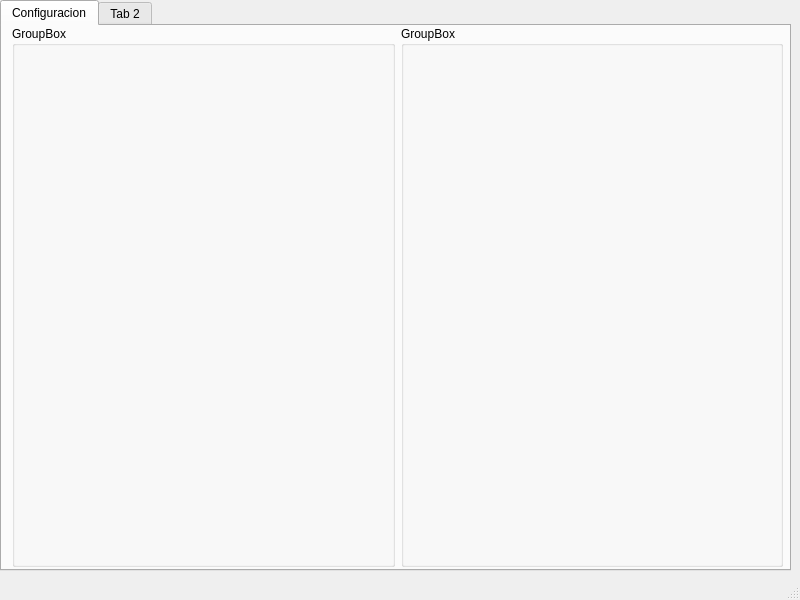
tigre437/interfaz-V0.1, file interfaz/GUI-UI/pruebas-responsive.ui: the form before one commit.
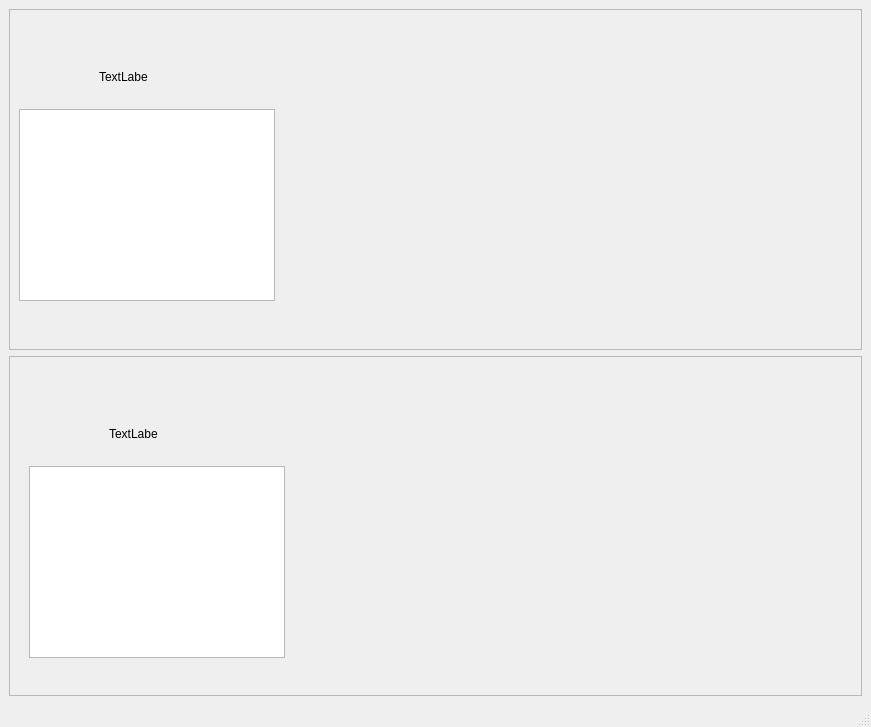
The form after the commit.

Commit message: creo un par de frames en el pruebas responsive y modifico un poco la interfaz

```diff
--- a/interfaz/GUI-UI/pruebas-responsive.ui
+++ b/interfaz/GUI-UI/pruebas-responsive.ui
@@ -6,60 +6,82 @@
    <rect>
     <x>0</x>
     <y>0</y>
-    <width>800</width>
-    <height>600</height>
+    <width>871</width>
+    <height>727</height>
    </rect>
   </property>
   <property name="windowTitle">
    <string>MainWindow</string>
   </property>
   <widget class="QWidget" name="centralwidget">
-   <widget class="QTabWidget" name="tabWidget">
-    <property name="geometry">
-     <rect>
-      <x>0</x>
-      <y>0</y>
-      <width>791</width>
-      <height>571</height>
-     </rect>
-    </property>
-    <widget class="QWidget" name="tab">
-     <attribute name="title">
-      <string>Configuracion</string>
-     </attribute>
-     <widget class="QWidget" name="horizontalLayoutWidget">
+   <layout class="QVBoxLayout" name="verticalLayout">
+    <item>
+     <widget class="QFrame" name="frame_2">
+      <property name="frameShape">
+       <enum>QFrame::StyledPanel</enum>
+      </property>
+      <property name="frameShadow">
+       <enum>QFrame::Raised</enum>
+      </property>
+      <widget class="QTextBrowser" name="textBrowser_2">
       <property name="geometry">
        <rect>
         <x>10</x>
-        <y>0</y>
-        <width>771</width>
-        <height>541</height>
-       </rect>
-      </property>
-      <layout class="QHBoxLayout" name="horizontalLayout">
-       <item>
-        <widget class="QGroupBox" name="groupBox">
-         <property name="title">
-          <string>GroupBox</string>
-         </property>
+         <y>100</y>
+         <width>256</width>
+         <height>192</height>
+        </rect>
+       </property>
+      </widget>
+      <widget class="QLabel" name="label_2">
+       <property name="geometry">
+        <rect>
+         <x>90</x>
+         <y>60</y>
+         <width>49</width>
+         <height>16</height>
+        </rect>
+       </property>
+       <property name="text">
+        <string>TextLabel</string>
+       </property>
+      </widget>
         </widget>
        </item>
        <item>
-        <widget class="QGroupBox" name="groupBox_2">
-         <property name="title">
-          <string>GroupBox</string>
-         </property>
+     <widget class="QFrame" name="frame">
+      <property name="frameShape">
+       <enum>QFrame::StyledPanel</enum>
+      </property>
+      <property name="frameShadow">
+       <enum>QFrame::Raised</enum>
+      </property>
+      <widget class="QLabel" name="label">
+       <property name="geometry">
+        <rect>
+         <x>100</x>
+         <y>70</y>
+         <width>49</width>
+         <height>16</height>
+        </rect>
+       </property>
+       <property name="text">
+        <string>TextLabel</string>
+       </property>
+      </widget>
+      <widget class="QTextBrowser" name="textBrowser">
+       <property name="geometry">
+        <rect>
+         <x>20</x>
+         <y>110</y>
+         <width>256</width>
+         <height>192</height>
+        </rect>
+       </property>
+      </widget>
         </widget>
        </item>
       </layout>
-     </widget>
-    </widget>
-    <widget class="QWidget" name="tab_2">
-     <attribute name="title">
-      <string>Tab 2</string>
-     </attribute>
-    </widget>
-   </widget>
   </widget>
   <widget class="QStatusBar" name="statusbar"/>
  </widget>
```
Lines whose indentation alone changed are shown as unchanged. The commit also changes 2 other files.
